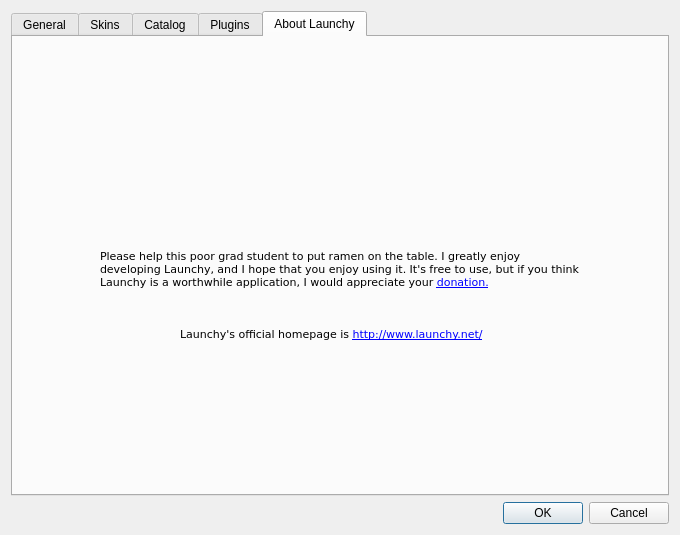
First picture: the form in src/options.ui, repository Chronial/launchy, before the edit.
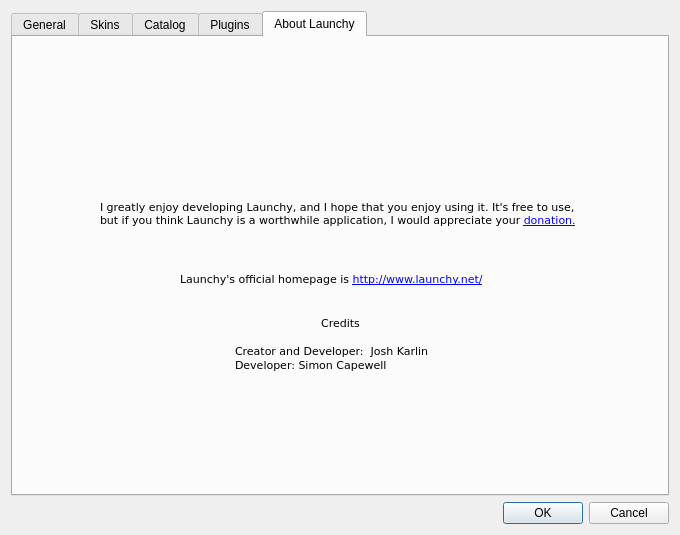
Second picture: the form after the edit. The open tabs and pages were chosen to show the change. Custom widgets are drawn as their Qt base class.

The edit to the form file:
```diff
--- a/src/options.ui
+++ b/src/options.ui
@@ -935,7 +935,7 @@
       <attribute name="title">
        <string>About Launchy</string>
       </attribute>
-      <layout class="QVBoxLayout">
+      <layout class="QVBoxLayout" name="verticalLayout">
        <item>
         <widget class="QLabel" name="aboutVer_2">
          <property name="font">
@@ -1043,10 +1043,11 @@
             </font>
            </property>
            <property name="text">
-            <string>&lt;html&gt;&lt;head&gt;&lt;meta name=&quot;qrichtext&quot; content=&quot;1&quot; /&gt;&lt;style type=&quot;text/css&quot;&gt;
+            <string>&lt;!DOCTYPE HTML PUBLIC &quot;-//W3C//DTD HTML 4.0//EN&quot; &quot;http://www.w3.org/TR/REC-html40/strict.dtd&quot;&gt;
+&lt;html&gt;&lt;head&gt;&lt;meta name=&quot;qrichtext&quot; content=&quot;1&quot; /&gt;&lt;style type=&quot;text/css&quot;&gt;
 p, li { white-space: pre-wrap; }
 &lt;/style&gt;&lt;/head&gt;&lt;body style=&quot; font-family:'Verdana'; font-size:8.25pt; font-weight:400; font-style:normal;&quot;&gt;
-&lt;p style=&quot; margin-top:0px; margin-bottom:0px; margin-left:0px; margin-right:0px; -qt-block-indent:0; text-indent:0px; font-size:8pt;&quot;&gt;Please help this poor grad student to put ramen on the table. I greatly enjoy developing Launchy, and I hope that you enjoy using it. It's free to use, but if you think Launchy is a worthwhile application, I would appreciate your &lt;a href=&quot;http://www.launchy.net/#donate&quot;&gt;&lt;span style=&quot; text-decoration: underline; color:#0000ff;&quot;&gt;donation.&lt;/span&gt;&lt;/a&gt;&lt;/p&gt;&lt;/body&gt;&lt;/html&gt;</string>
+&lt;p style=&quot; margin-top:0px; margin-bottom:0px; margin-left:0px; margin-right:0px; -qt-block-indent:0; text-indent:0px;&quot;&gt;&lt;span style=&quot; font-size:8pt;&quot;&gt;I greatly enjoy developing Launchy, and I hope that you enjoy using it. It's free to use, but if you think Launchy is a worthwhile application, I would appreciate your &lt;/span&gt;&lt;a href=&quot;http://www.launchy.net/#donate&quot;&gt;&lt;span style=&quot; font-size:8pt; text-decoration: underline; color:#0000ff;&quot;&gt;donation.&lt;/span&gt;&lt;/a&gt;&lt;/p&gt;&lt;/body&gt;&lt;/html&gt;</string>
            </property>
            <property name="wordWrap">
             <bool>true</bool>
@@ -1131,6 +1132,79 @@
          </item>
         </layout>
        </item>
+       <item>
+        <layout class="QHBoxLayout" name="horizontalLayout_2">
+         <item>
+          <spacer name="spacer_2">
+           <property name="orientation">
+            <enum>Qt::Horizontal</enum>
+           </property>
+           <property name="sizeHint" stdset="0">
+            <size>
+             <width>61</width>
+             <height>98</height>
+            </size>
+           </property>
+          </spacer>
+         </item>
+         <item>
+          <widget class="QLabel" name="aboutText_2">
+           <property name="sizePolicy">
+            <sizepolicy hsizetype="Preferred" vsizetype="Preferred">
+             <horstretch>0</horstretch>
+             <verstretch>0</verstretch>
+            </sizepolicy>
+           </property>
+           <property name="minimumSize">
+            <size>
+             <width>211</width>
+             <height>0</height>
+            </size>
+           </property>
+           <property name="maximumSize">
+            <size>
+             <width>211</width>
+             <height>16777215</height>
+            </size>
+           </property>
+           <property name="font">
+            <font>
+             <family>Verdana</family>
+            </font>
+           </property>
+           <property name="text">
+            <string>&lt;!DOCTYPE HTML PUBLIC &quot;-//W3C//DTD HTML 4.0//EN&quot; &quot;http://www.w3.org/TR/REC-html40/strict.dtd&quot;&gt;
+&lt;html&gt;&lt;head&gt;&lt;meta name=&quot;qrichtext&quot; content=&quot;1&quot; /&gt;&lt;style type=&quot;text/css&quot;&gt;
+p, li { white-space: pre-wrap; }
+&lt;/style&gt;&lt;/head&gt;&lt;body style=&quot; font-family:'Verdana'; font-size:8.25pt; font-weight:400; font-style:normal;&quot;&gt;
+&lt;p align=&quot;center&quot; style=&quot; margin-top:0px; margin-bottom:0px; margin-left:0px; margin-right:0px; -qt-block-indent:0; text-indent:0px;&quot;&gt;&lt;span style=&quot; font-size:8pt;&quot;&gt;Credits&lt;/span&gt;&lt;/p&gt;
+&lt;p align=&quot;center&quot; style=&quot;-qt-paragraph-type:empty; margin-top:0px; margin-bottom:0px; margin-left:0px; margin-right:0px; -qt-block-indent:0; text-indent:0px; font-size:8pt;&quot;&gt;&lt;/p&gt;
+&lt;p style=&quot; margin-top:0px; margin-bottom:0px; margin-left:0px; margin-right:0px; -qt-block-indent:0; text-indent:0px;&quot;&gt;&lt;span style=&quot; font-size:8pt;&quot;&gt;Creator and Developer:  Josh Karlin&lt;/span&gt;&lt;/p&gt;
+&lt;p style=&quot; margin-top:0px; margin-bottom:0px; margin-left:0px; margin-right:0px; -qt-block-indent:0; text-indent:0px;&quot;&gt;&lt;span style=&quot; font-size:8pt;&quot;&gt;Developer: Simon Capewell&lt;/span&gt;&lt;/p&gt;&lt;/body&gt;&lt;/html&gt;</string>
+           </property>
+           <property name="wordWrap">
+            <bool>true</bool>
+           </property>
+           <property name="openExternalLinks">
+            <bool>true</bool>
+           </property>
+          </widget>
+         </item>
+         <item>
+          <spacer name="spacer_3">
+           <property name="orientation">
+            <enum>Qt::Horizontal</enum>
+           </property>
+           <property name="sizeHint" stdset="0">
+            <size>
+             <width>51</width>
+             <height>98</height>
+            </size>
+           </property>
+          </spacer>
+         </item>
+        </layout>
+       </item>
        <item>
         <spacer>
          <property name="orientation">
```
Left out of the diff: 2 changed lines with no effect on the pictures.
